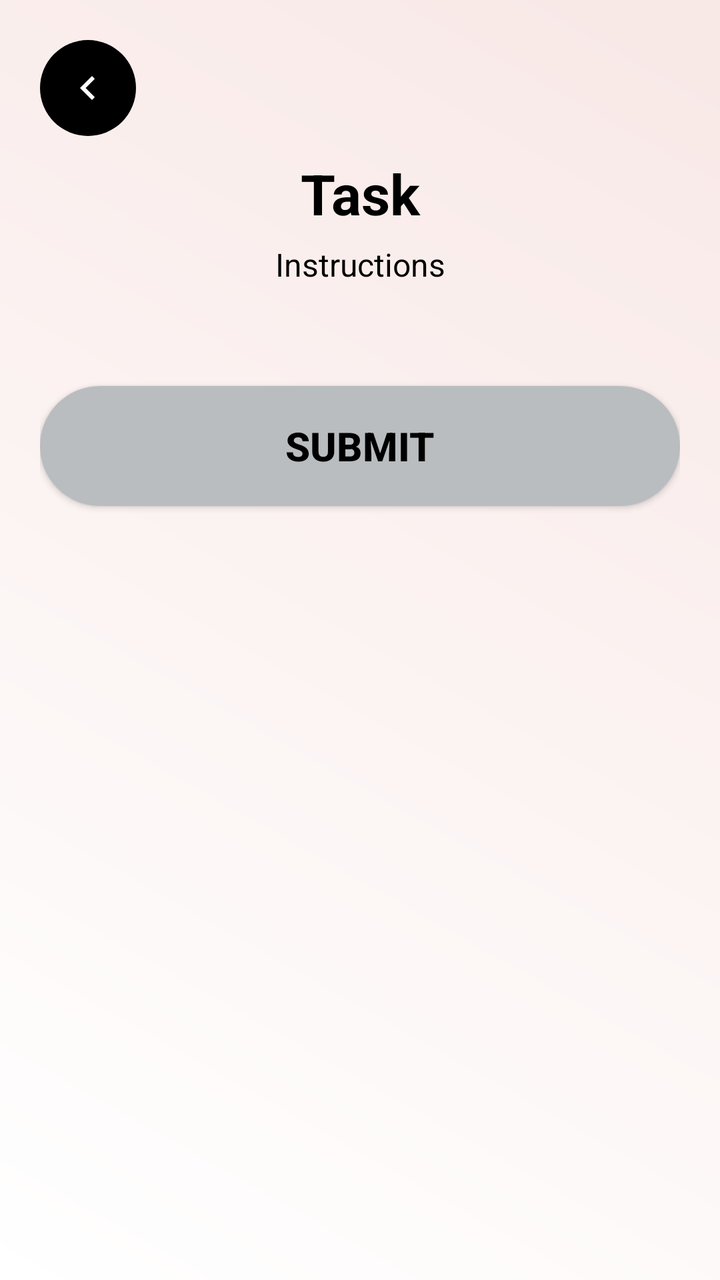
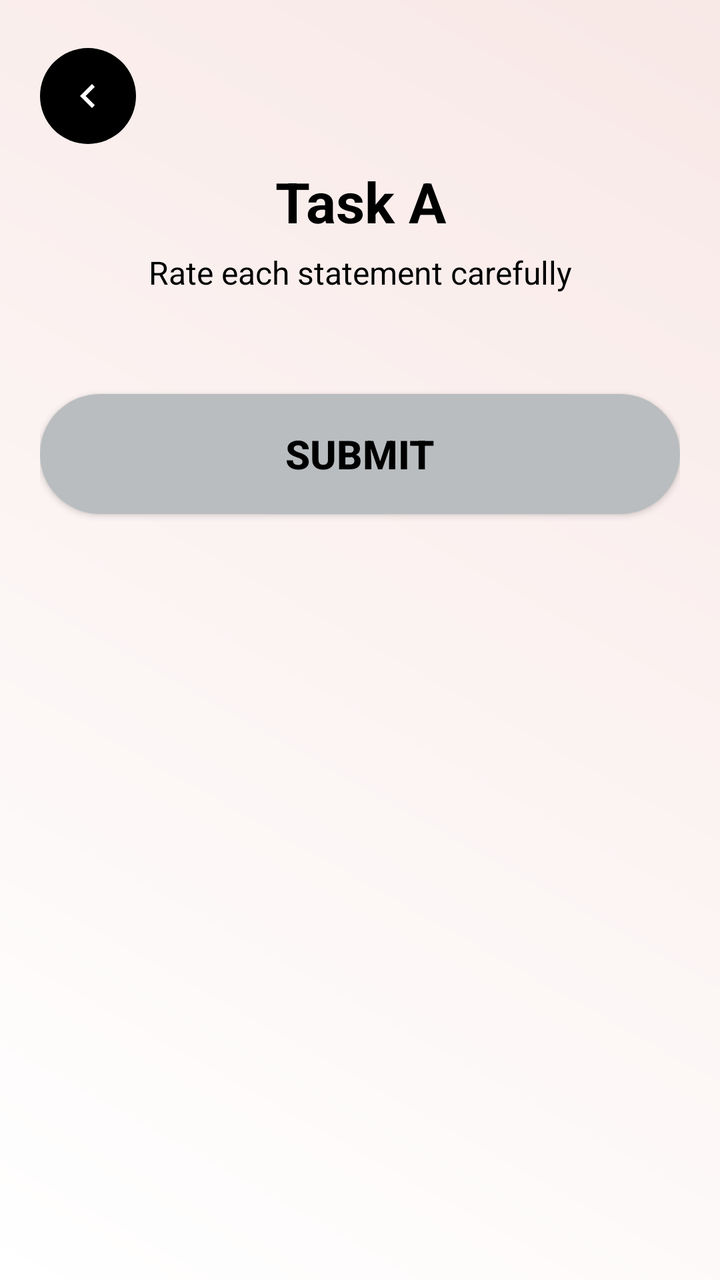

Compare the two renders of this Android layout. The source of the first and the diff that turns it into the second are given below.
<!-- AndroidManifest.xml: application theme Theme.CogniSync -->
<!-- res/layout/activity_assessment.xml -->
<?xml version="1.0" encoding="utf-8"?>
<ScrollView xmlns:android="http://schemas.android.com/apk/res/android"
    android:layout_width="match_parent"
    android:layout_height="match_parent"
    android:background="@drawable/background_gradient"
    android:fitsSystemWindows="true"
    android:fillViewport="true">

    <LinearLayout
        android:id="@+id/rootLayout"
        android:orientation="vertical"
        android:padding="20dp"
        android:layout_width="match_parent"
        android:layout_height="wrap_content">

        <ImageButton
            android:id="@+id/backButton"
            android:layout_width="48dp"
            android:layout_height="48dp"
            android:background="@drawable/circle_bg"
            android:src="@drawable/ic_chevron_left_white"
            android:contentDescription="Back" />

        <TextView
            android:id="@+id/titleText"
            android:layout_width="match_parent"
            android:layout_height="wrap_content"
            android:text="Task"
            android:textColor="#000000"
            android:textSize="28sp"
            android:textStyle="bold"
            android:gravity="center"
            android:layout_marginTop="10dp" />

        <TextView
            android:id="@+id/instructionText"
            android:layout_width="match_parent"
            android:layout_height="wrap_content"
            android:text="Instructions"
            android:textSize="16sp"
            android:textColor="#000000"
            android:gravity="center"
            android:layout_marginTop="6dp" />

        <LinearLayout
            android:id="@+id/questionContainer"
            android:layout_width="match_parent"
            android:layout_height="wrap_content"
            android:orientation="vertical"
            android:layout_marginTop="20dp" />

        <androidx.appcompat.widget.AppCompatButton
            android:id="@+id/btnNext"
            android:layout_width="match_parent"
            android:layout_height="60dp"
            android:layout_marginTop="30dp"
            android:text="SUBMIT"
            android:textColor="#000000"
            android:textStyle="bold"
            android:textSize="20sp"
            android:background="@drawable/btn_bg" />

    </LinearLayout>
</ScrollView>
<!-- resources referenced by this layout -->
<resources>
  <!-- drawable background_gradient (drawable) -->
  <?xml version="1.0" encoding="utf-8"?>
  <shape xmlns:android="http://schemas.android.com/apk/res/android">
      <gradient
          android:angle="45"
          android:startColor="#Ffffff"
          android:endColor="#F8E8E6"
          android:type="linear" />
  </shape>
  <!-- drawable btn_bg (drawable) -->
  <shape xmlns:android="http://schemas.android.com/apk/res/android"
      android:shape="rectangle">
      <solid android:color="#B9BDBF"/>
      <corners android:radius="35dp"/>
  </shape>
  <!-- drawable circle_bg (drawable) -->
  <?xml version="1.0" encoding="utf-8"?>
  <shape xmlns:android="http://schemas.android.com/apk/res/android"
      android:shape="oval">
  
      
      <solid android:color="#000000"/>   
  
      
      <stroke
          android:width="0dp"
          android:color="#CCCCCC"/>       
  
      
  </shape>
  <!-- drawable ic_chevron_left_white (drawable) -->
  <vector xmlns:android="http://schemas.android.com/apk/res/android"
      android:width="24dp"
      android:height="24dp"
      android:viewportWidth="24"
      android:viewportHeight="24">
      <path
          android:fillColor="#FFFFFF"
          android:pathData="M15.41,7.41L14,6l-6,6 6,6 1.41,-1.41L10.83,12z"/>
  </vector>
  <style name="Theme.CogniSync" parent="Theme.MaterialComponents.DayNight.NoActionBar">
  
  
  
          
          <item name="android:statusBarColor">@android:color/white</item>
          <item name="android:windowLightStatusBar">true</item>
  
      </style>
</resources>

<!-- the commit's change to res/layout/activity_assessment.xml (unified diff, before → after) -->
@@ -1,18 +1,24 @@
 <?xml version="1.0" encoding="utf-8"?>
-<ScrollView xmlns:android="http://schemas.android.com/apk/res/android"
+<androidx.core.widget.NestedScrollView xmlns:android="http://schemas.android.com/apk/res/android"
+    android:id="@+id/rootScroll"
     android:layout_width="match_parent"
     android:layout_height="match_parent"
-    android:background="@drawable/background_gradient"
+    android:fillViewport="true"
     android:fitsSystemWindows="true"
-    android:fillViewport="true">
+    android:clipToPadding="false"
+    android:background="@drawable/background_gradient">
 
     <LinearLayout
-        android:id="@+id/rootLayout"
+        android:id="@+id/container"
+        android:layout_width="match_parent"
+        android:layout_height="wrap_content"
         android:orientation="vertical"
-        android:padding="20dp"
-        android:layout_width="match_parent"
-        android:layout_height="wrap_content">
+        android:paddingStart="20dp"
+        android:paddingEnd="20dp"
+        android:paddingTop="24dp"
+        android:paddingBottom="24dp">
 
+        
         <ImageButton
             android:id="@+id/backButton"
             android:layout_width="48dp"
@@ -21,11 +27,12 @@
             android:src="@drawable/ic_chevron_left_white"
             android:contentDescription="Back" />
 
+        
         <TextView
             android:id="@+id/titleText"
             android:layout_width="match_parent"
             android:layout_height="wrap_content"
-            android:text="Task"
+            android:text="Task A"
             android:textColor="#000000"
             android:textSize="28sp"
             android:textStyle="bold"
@@ -36,12 +43,13 @@
             android:id="@+id/instructionText"
             android:layout_width="match_parent"
             android:layout_height="wrap_content"
-            android:text="Instructions"
+            android:text="Rate each statement carefully"
             android:textSize="16sp"
             android:textColor="#000000"
             android:gravity="center"
             android:layout_marginTop="6dp" />
 
+        
         <LinearLayout
             android:id="@+id/questionContainer"
             android:layout_width="match_parent"
@@ -49,6 +57,7 @@
             android:orientation="vertical"
             android:layout_marginTop="20dp" />
 
+        
         <androidx.appcompat.widget.AppCompatButton
             android:id="@+id/btnNext"
             android:layout_width="match_parent"
@@ -60,5 +69,10 @@
             android:textSize="20sp"
             android:background="@drawable/btn_bg" />
 
+        
+        <View
+            android:layout_width="match_parent"
+            android:layout_height="32dp" />
+
     </LinearLayout>
-</ScrollView>
+</androidx.core.widget.NestedScrollView>
